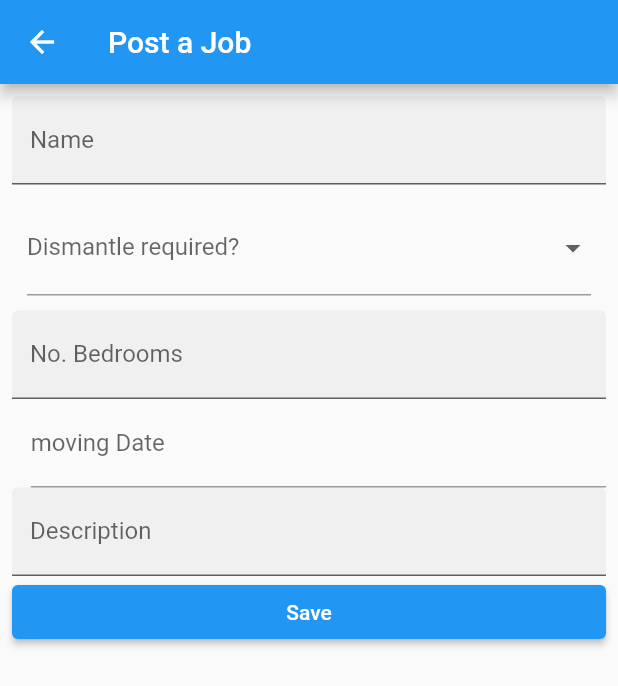
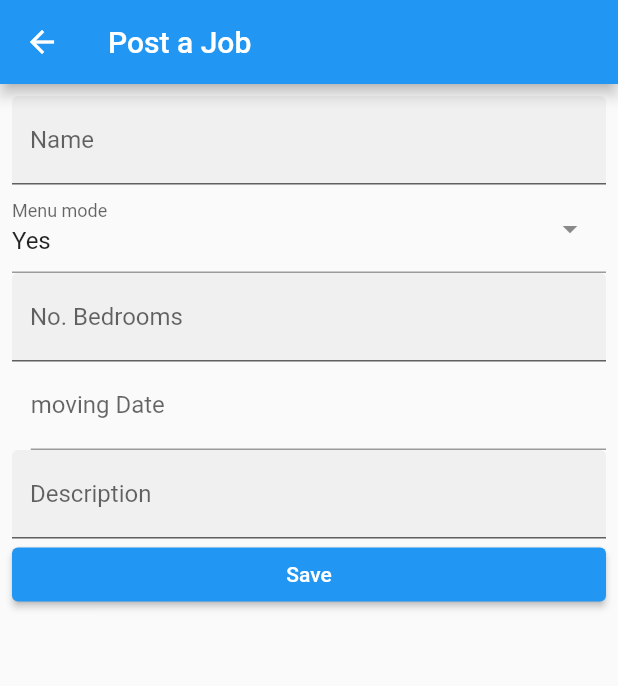
Before and after one commit to Intelbis/removalist-platform1.1, a Flutter app: the screen it shows after launch, after a tap on "JOB", on a phone screen of 412 x 824 dp. Shown: the top 686 px of the screen. Run offline on Flutter 3.47's test engine with Material 2 defaults, Android fonts, the phone set to English and light mode, and no system bars; drawn by our look-alikes of dropdown_search; missing offline and left inert: amplify_api, amplify_auth_cognito, amplify_core, amplify_datastore, amplify_flutter.

Commit message:
card list changed to blue and dropdown front end init

```diff
--- a/lib/screens/EnquiriesPage.dart
+++ b/lib/screens/EnquiriesPage.dart
@@ -18,6 +18,8 @@ import 'package:intl/intl.dart';
 // amplify configuration and models that should have been generated for you
 import '../../amplifyconfiguration.dart';
 import '../models/ModelProvider.dart';
+import 'package:dropdown_search/dropdown_search.dart';
+
 
 class EnquiriesPage extends StatefulWidget {
   const EnquiriesPage({Key? key}) : super(key: key);
@@ -98,7 +100,8 @@ class _EnquiriesPageState extends State<EnquiriesPage> {
   Widget build(BuildContext context) {
     return Scaffold(
       appBar: AppBar(
-        title: const Text('Enquiries'),
+
+        title: const Text('Enquiries'),backgroundColor: Color(0xFF2482D5),
       ),
       // body: const Center(child: CircularProgressIndicator()),
       body: _isLoading
@@ -113,9 +116,11 @@ class _EnquiriesPageState extends State<EnquiriesPage> {
         },
         tooltip: 'Enquire',
         label: Row(
-          children: const [Icon(Icons.add), Text('JOB')],
+
+          children:  [Icon(Icons.add), Text('JOB')],
         ),
       ),
+
       floatingActionButtonLocation: FloatingActionButtonLocation.centerFloat,
     );
   }
@@ -179,6 +184,7 @@ class EnquiryItem extends StatelessWidget {
   @override
   Widget build(BuildContext context) {
     return Card(
+      color: Color(0xFFB6DDF0 ),
       child: InkWell(
         onTap: () {
           _toggleIsComplete();
@@ -294,7 +300,7 @@ class _AddEnquiryFormState extends State<AddEnquiryForm> {
   final _noBedroomsController = TextEditingController();
   final _descriptionController = TextEditingController();
   final _movingDateController = TextEditingController();
-  // final _dismantlingController = TextEditingController();
+  final _dismantlingRequiredController = TextEditingController();
 
   // final _dismantlingList = ['yes', 'no'];
   //
@@ -303,10 +309,10 @@ class _AddEnquiryFormState extends State<AddEnquiryForm> {
   // String? _selectedVal = "";
 
 
-  final _dismantlingList = ["Yes", "No"];
-
-  String? _selectedVal = "";
-
+  // final _dismantlingRequired = ["Yes", "No"];
+  //
+  // String? _selectedVal = "";
+  //
 
 
 
@@ -318,6 +324,7 @@ class _AddEnquiryFormState extends State<AddEnquiryForm> {
     final noBedrooms = _noBedroomsController.text;
     final movingDate = _movingDateController.text;
     final description = _descriptionController.text;
+    final dismantlingRequired = _dismantlingRequiredController;
 
 
     // final dismantling = _dismantlingController.text;
@@ -338,6 +345,9 @@ class _AddEnquiryFormState extends State<AddEnquiryForm> {
       // movingDate: movingDate,
       description: description.isNotEmpty ? description : null,
       isComplete: false,
+      // dismantlingRequired: dismantlingRequired,
+
+
       // movingDate: showDatePicker(context: context, initialDate: DateTime.now(), firstDate: (2000), lastDate: (2101)),
     );
 
@@ -368,9 +378,36 @@ class _AddEnquiryFormState extends State<AddEnquiryForm> {
             children: [
               TextFormField(
 
+
                 controller: _nameController,
                 decoration:
                     const InputDecoration(filled: true, labelText: 'Name'),
+              ),
+
+              DropdownSearch<String>(
+
+                popupProps: PopupProps.menu(
+                  searchFieldProps: TextFieldProps(
+                    controller: _dismantlingRequiredController,
+                  ),
+
+
+                  showSelectedItems: true,
+                  // disabledItemFn: (String s) => s.startsWith('I'),
+                ),
+
+
+                items: ["Yes", "No"],
+                dropdownDecoratorProps: DropDownDecoratorProps(
+
+                  dropdownSearchDecoration: InputDecoration(
+
+                    labelText: "Menu mode",
+                    hintText: "Do require dismantling services?",
+                  ),
+                ),
+                onChanged: print,
+                selectedItem: "Yes",
               ),
 
 
@@ -381,29 +418,43 @@ class _AddEnquiryFormState extends State<AddEnquiryForm> {
 
 
 
-              Padding(
-                padding: const EdgeInsets.all(10.0),
-                child: DropdownButtonFormField(
 
-                  value: _selectedVal,
 
-                  items: _dismantlingList.map(
 
-                          (e) => DropdownMenuItem(child: Text(e), value: e,)
-                  ).toList(),
-                  onChanged: (val) {
-                    setState(() {
-                      _selectedVal = val as String;
-                    });
-                  },
 
-                  decoration: InputDecoration(
 
-                    labelText: "Dismantle required?",
-                  ),
 
-                ),
-              ),
+              //
+              // Padding(
+              //
+              //
+              //   padding: const EdgeInsets.all(10.0),
+              //
+              //   child: DropdownButtonFormField(
+              //
+              //
+              //     // value: _selectedVal,
+              //
+              //     items: _dismantlingRequired.map(
+              //
+              //
+              //             (e) => DropdownMenuItem(child: Text(e), value: e,)
+              //     ).toList(),
+              //     onChanged: (val) {
+              //       setState(() {
+              //         _selectedVal = val as String;
+              //       });
+              //     },
+              //
+              //     decoration: InputDecoration(
+              //
+              //       labelText: "Dismantle required?",
+              //     ),
+              //
+              //   ),
+              //
+              //
+              // ),
 
 
 
@@ -432,6 +483,18 @@ class _AddEnquiryFormState extends State<AddEnquiryForm> {
 
 
 
+              // DropdownSearch<String>.multiSelection(
+              //   items: ["Brazil", "Italia (Disabled)", "Tunisia", 'Canada'],
+              //   popupProps: PopupPropsMultiSelection.menu(
+              //     showSelectedItems: true,
+              //     disabledItemFn: (String s) => s.startsWith('I'),
+              //   ),
+              //   onChanged: print,
+              //   selectedItems: ["Brazil"],
+              // )
+
+
+
 
               TextFormField(
 
@@ -440,6 +503,9 @@ class _AddEnquiryFormState extends State<AddEnquiryForm> {
                 decoration: const InputDecoration(
                     filled: true, labelText: 'No. Bedrooms'),
               ),
+
+
+
               Padding(
                 padding: const EdgeInsets.only(left: 12.5),
                 child: TextFormField(
--- a/pubspec.yaml
+++ b/pubspec.yaml
@@ -36,6 +36,7 @@ dependencies:
   amplify_auth_cognito: ^0.6.0
   convert: ^3.0.2
   dropdownfield: ^1.0.3
+  dropdown_search: ^5.0.3
 
 
 
```
Also changed, not shown: pubspec.lock.
